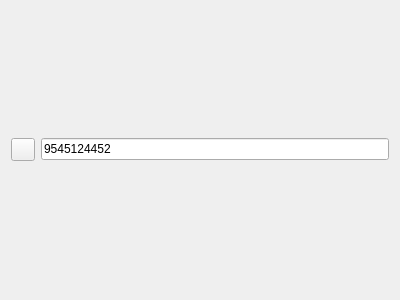
This is runner/resources/QtWidgetsExtra.ui in pasnox/qtwidgetsextra as Qt 5 draws it before an edit. The edited form follows.
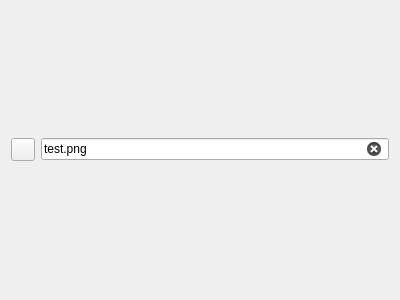
This is the edited form. Custom widgets are drawn as their Qt base class.

Patch:
```diff
--- a/runner/resources/QtWidgetsExtra.ui
+++ b/runner/resources/QtWidgetsExtra.ui
@@ -36,11 +36,14 @@
    <item row="0" column="1">
     <widget class="QOpenFileLineEdit" name="openFileLineEdit_2">
      <property name="text">
-      <string>9545124452</string>
+      <string>test.png</string>
      </property>
      <property name="placeholderText">
       <string>Click the button to choose a file</string>
      </property>
+     <property name="clearButtonEnabled">
+      <bool>true</bool>
+     </property>
      <property name="filePath">
       <string>9545124452</string>
      </property>
```
Left out of the diff: 4 changed lines with no effect on the pictures.
